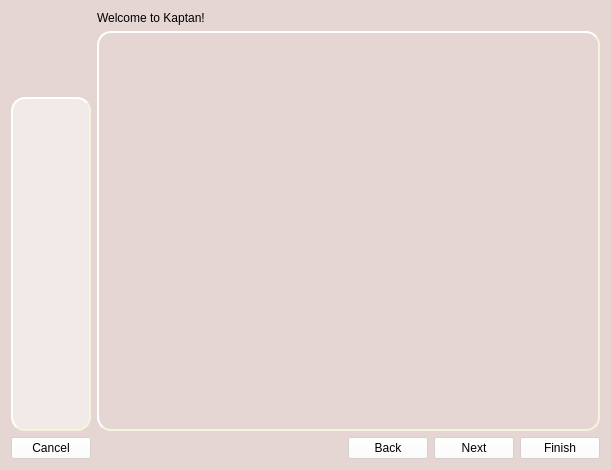
Before: the Qt Designer form kde4/kaptan4/src/gui/kaptanMain.ui in pars-linux/uludag, drawn with Qt 5.
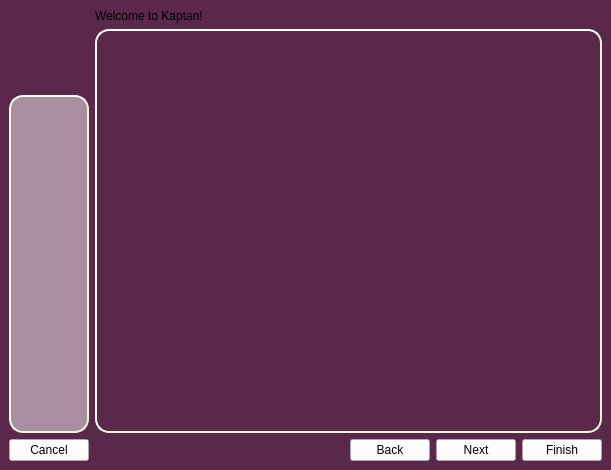
After: the same form once the commit is applied. Icons and pictures are not drawn.

Commit message: fix background issue, thanx to Gokmen =)

Patch:
```diff
--- a/kde4/kaptan4/src/gui/kaptanMain.ui
+++ b/kde4/kaptan4/src/gui/kaptanMain.ui
@@ -18,12 +18,20 @@
     <normaloff>:/raw/pics/cr64-app-kaptan.png</normaloff>:/raw/pics/cr64-app-kaptan.png</iconset>
   </property>
   <property name="styleSheet">
-   <string notr="true">#kaptanUI{
+   <string notr="true">
+#kaptan{
 	
-	background-color: rgb(229, 214, 212);
+       background-image:url(':/raw/pics/bg.svg');
+       background-repeat: no-repeat;
+       background-position: center top;
+       background-color: #5A2848;
+       alternate-background-color: gray;
+       selection-background-color: gray;
+
 }
 
 QStackedWidget#mainStack {
+	color: white;
      border-style: outset;
      border-width: 2px;
      border-radius: 14px;
@@ -38,6 +46,12 @@
 }
 </string>
   </property>
+  <layout class="QGridLayout" name="gridLayout_3">
+   <property name="margin">
+    <number>0</number>
+   </property>
+   <item row="0" column="0">
+    <widget class="QWidget" name="kaptan" native="true">
   <layout class="QGridLayout" name="gridLayout_2">
    <item row="0" column="0">
     <layout class="QGridLayout" name="gridLayout">
@@ -177,6 +191,9 @@
       </widget>
      </item>
     </layout>
+      </item>
+     </layout>
+    </widget>
    </item>
   </layout>
  </widget>
```
Left out of the diff: 44 changed lines with no effect on the pictures. Lines whose indentation alone changed are shown as unchanged. The commit also changes 1 other file.
